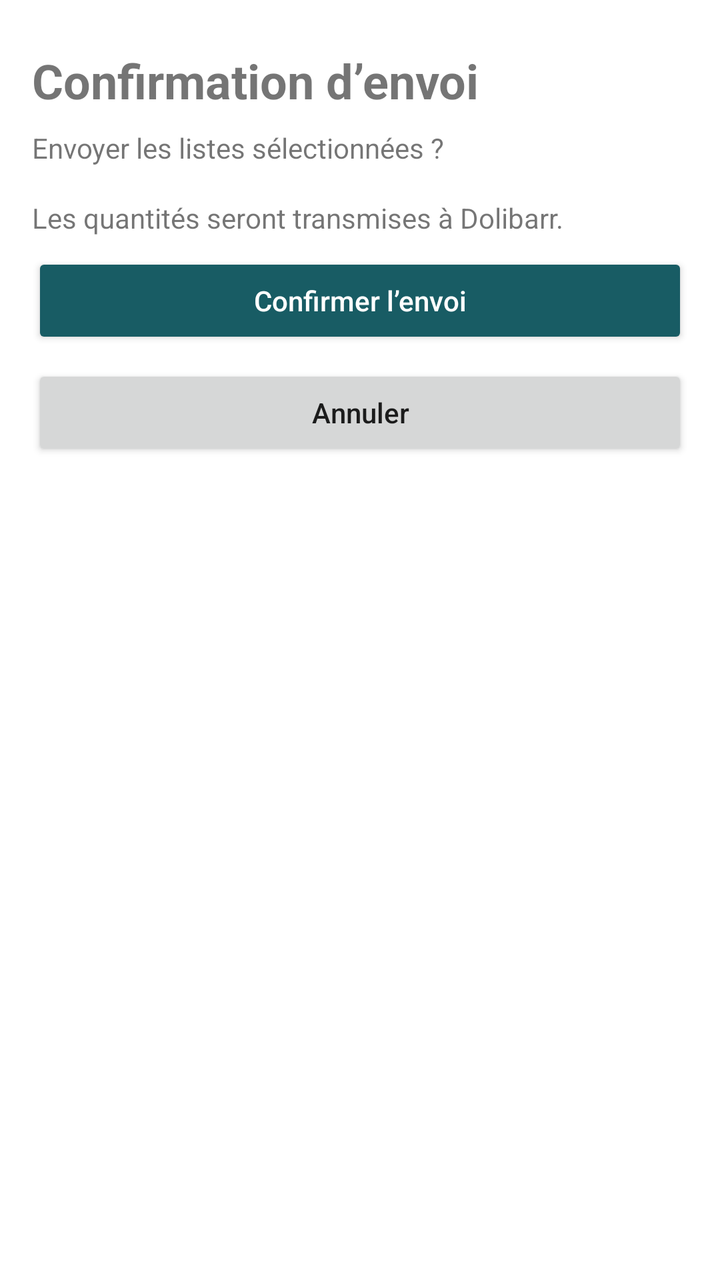
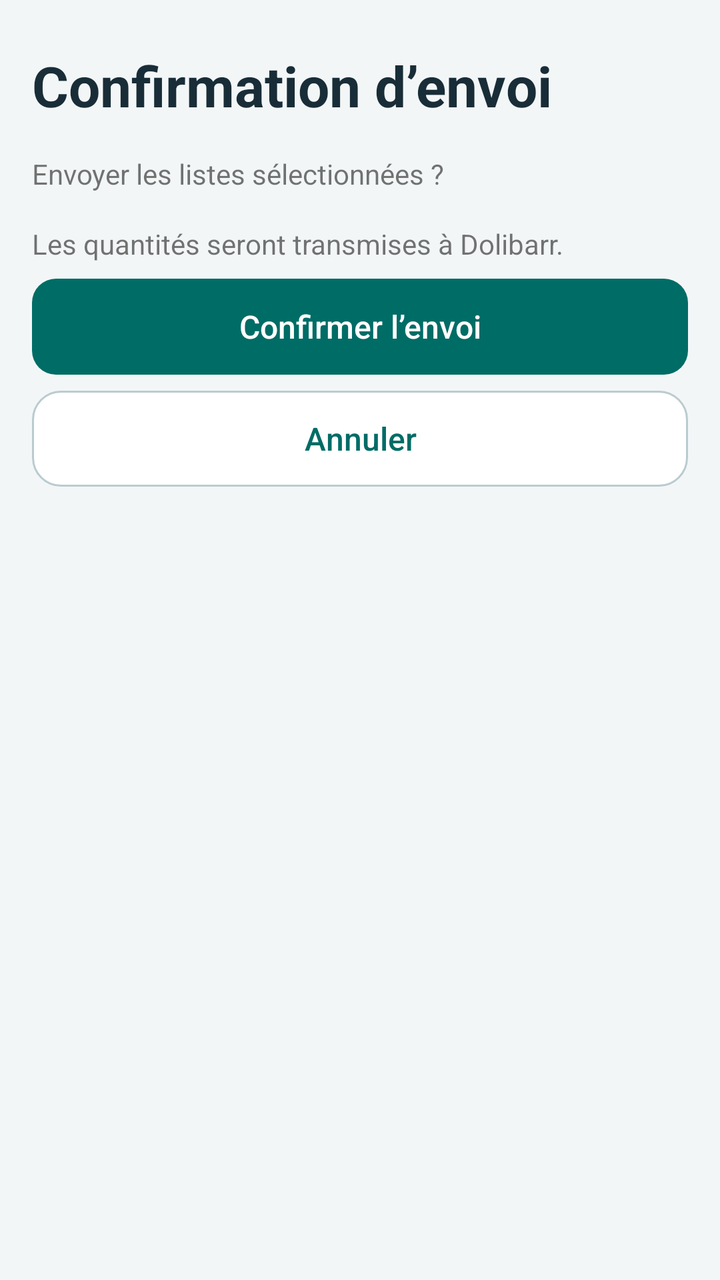

Compare the two renders of this Android layout. The source of the first and the diff that turns it into the second are given below.
<!-- AndroidManifest.xml: application theme AppTheme -->
<!-- res/layout/fragment_confirmation.xml -->
<ScrollView
    xmlns:android="http://schemas.android.com/apk/res/android"
    android:layout_width="match_parent"
    android:layout_height="match_parent"
    android:background="@android:color/white">
    <LinearLayout
        android:padding="16dp"
        android:layout_width="match_parent"
        android:layout_height="wrap_content"
        android:orientation="vertical">
        <TextView
            android:id="@+id/confirm_title"
            android:layout_width="match_parent"
            android:layout_height="wrap_content"
            android:layout_marginTop="8dp"
            android:text="@string/confirm_title"
            android:textStyle="bold"
            android:textSize="24sp" />
        <TextView
            android:id="@+id/confirm_question"
            android:layout_width="match_parent"
            android:layout_height="wrap_content"
            android:layout_marginTop="8dp"
            android:text="@string/confirm_question" />
        <LinearLayout
            android:id="@+id/selected_lists"
            android:layout_width="match_parent"
            android:layout_height="wrap_content"
            android:layout_marginTop="8dp"
            android:orientation="vertical" />
        <TextView
            android:id="@+id/confirm_note"
            android:layout_width="match_parent"
            android:layout_height="wrap_content"
            android:layout_marginTop="8dp"
            android:text="@string/confirm_note" />
        <Button
            android:id="@+id/confirm_send"
            android:layout_width="match_parent"
            android:layout_height="wrap_content"
            android:layout_marginTop="8dp"
            android:text="@string/confirm_send"
            android:minHeight="48dp"
            android:textAllCaps="false"
            android:backgroundTint="@color/accent"
            android:textColor="@android:color/white" />
        <Button
            android:id="@+id/cancel_send"
            android:layout_width="match_parent"
            android:layout_height="wrap_content"
            android:layout_marginTop="8dp"
            android:text="@string/cancel_send"
            android:minHeight="48dp"
            android:textAllCaps="false" />
    </LinearLayout>
</ScrollView>
<!-- resources referenced by this layout -->
<resources>
  <color name="accent">#185C64</color>
  <style name="AppTheme" parent="android:style/Theme.Material.Light.NoActionBar">
          <item name="android:colorAccent">@color/accent</item>
          <item name="android:windowBackground">@android:color/white</item>
      </style>
  <!-- unchanged entries left out for length: 5 -->
</resources>

<!-- the commit's change to res/layout/fragment_confirmation.xml (unified diff, before → after) -->
@@ -2,20 +2,19 @@
     xmlns:android="http://schemas.android.com/apk/res/android"
     android:layout_width="match_parent"
     android:layout_height="match_parent"
-    android:background="@android:color/white">
+    android:background="@color/canvas">
     <LinearLayout
         android:padding="16dp"
         android:layout_width="match_parent"
         android:layout_height="wrap_content"
         android:orientation="vertical">
         <TextView
+            style="@style/ScreenTitle"
             android:id="@+id/confirm_title"
             android:layout_width="match_parent"
             android:layout_height="wrap_content"
             android:layout_marginTop="8dp"
-            android:text="@string/confirm_title"
-            android:textStyle="bold"
-            android:textSize="24sp" />
+            android:text="@string/confirm_title" />
         <TextView
             android:id="@+id/confirm_question"
             android:layout_width="match_parent"
@@ -35,15 +34,14 @@
             android:layout_marginTop="8dp"
             android:text="@string/confirm_note" />
         <Button
+            style="@style/StockPrimary"
             android:id="@+id/confirm_send"
             android:layout_width="match_parent"
             android:layout_height="wrap_content"
             android:layout_marginTop="8dp"
             android:text="@string/confirm_send"
             android:minHeight="48dp"
-            android:textAllCaps="false"
-            android:backgroundTint="@color/accent"
-            android:textColor="@android:color/white" />
+            android:textAllCaps="false" />
         <Button
             android:id="@+id/cancel_send"
             android:layout_width="match_parent"
<!-- resource entries referenced after the edit -->
@@ -1,10 +1,122 @@
 <!-- resources referenced by this layout -->
 <resources>
-  <color name="accent">#185C64</color>
+  <color name="canvas">#F3F6F7</color>
+  <style name="ScreenTitle">
+          <item name="android:textSize">28sp</item>
+          <item name="android:textColor">@color/ink</item>
+          <item name="android:textStyle">bold</item>
+          <item name="android:layout_marginBottom">8dp</item>
+      </style>
+  <style name="StockPrimary" parent="StockButton">
+          <item name="android:background">@drawable/action_primary</item>
+          <item name="android:textColor">@color/action_primary</item>
+      </style>
+  <color name="accent">#006C66</color>
+  <style name="StockInput" parent="android:style/Widget.Material.EditText">
+          <item name="android:background">@drawable/login_field</item>
+          <item name="android:backgroundTint">@null</item>
+          <item name="android:textColor">@color/ink</item>
+          <item name="android:textColorHint">@color/muted</item>
+          <item name="android:padding">12dp</item>
+          <item name="android:minHeight">50dp</item>
+          <item name="android:textSize">16sp</item>
+      </style>
+  <color name="muted">#49616C</color>
+  <color name="header_surface">#143541</color>
+  <!-- drawable action_secondary (drawable) -->
+  <ripple xmlns:android="http://schemas.android.com/apk/res/android" android:color="?android:attr/colorControlHighlight">
+      <item>
+          <selector>
+              <item android:state_enabled="false" android:drawable="@drawable/disabled_fill" />
+              <item android:state_focused="true" android:drawable="@drawable/action_focus_secondary" />
+              <item android:drawable="@drawable/surface_card" />
+          </selector>
+      </item>
+  </ripple>
+  <!-- drawable disabled_fill (drawable) -->
+  <shape xmlns:android="http://schemas.android.com/apk/res/android">
+      <solid android:color="@color/disabled_surface" />
+      <corners android:radius="12dp" />
+  </shape>
+  <!-- drawable action_focus_primary (drawable) -->
+  <shape xmlns:android="http://schemas.android.com/apk/res/android">
+      <solid android:color="@color/accent" />
+      <corners android:radius="12dp" />
+      <stroke android:width="2dp" android:color="@color/ink" />
+  </shape>
+  <!-- drawable accent_fill (drawable) -->
+  <shape xmlns:android="http://schemas.android.com/apk/res/android">
+      <solid android:color="@color/accent" />
+      <corners android:radius="12dp" />
+  </shape>
+  <!-- drawable login_field (drawable) -->
+  <selector xmlns:android="http://schemas.android.com/apk/res/android">
+      <item android:state_focused="true">
+          <shape>
+              <solid android:color="@android:color/white" />
+              <stroke android:width="2dp" android:color="@color/accent" />
+              <corners android:radius="10dp" />
+          </shape>
+      </item>
+      <item>
+          <shape>
+              <solid android:color="@android:color/white" />
+              <stroke android:width="1dp" android:color="@color/outline" />
+              <corners android:radius="10dp" />
+          </shape>
+      </item>
+  </selector>
+  <!-- drawable action_focus_secondary (drawable) -->
+  <shape xmlns:android="http://schemas.android.com/apk/res/android">
+      <solid android:color="@color/soft" />
+      <corners android:radius="12dp" />
+      <stroke android:width="2dp" android:color="@color/ink" />
+  </shape>
+  <!-- drawable surface_card (drawable) -->
+  <shape xmlns:android="http://schemas.android.com/apk/res/android">
+      <solid android:color="@android:color/white" />
+      <corners android:radius="14dp" />
+      <stroke android:width="1dp" android:color="@color/outline" />
+  </shape>
+  <color name="disabled_surface">#E0E7E9</color>
+  <color name="outline">#BACBD0</color>
+  <color name="soft">#E1F4EF</color>
   <style name="AppTheme" parent="android:style/Theme.Material.Light.NoActionBar">
           <item name="android:colorAccent">@color/accent</item>
-          <item name="android:windowBackground">@android:color/white</item>
+          <item name="android:windowBackground">@color/canvas</item>
+          <item name="android:buttonStyle">@style/StockButton</item>
+          <item name="android:editTextStyle">@style/StockInput</item>
+          <item name="android:textColorPrimary">@color/ink</item>
+          <item name="android:textColorSecondary">@color/muted</item>
+          <item name="android:statusBarColor">@color/header_surface</item>
+          <item name="android:navigationBarColor">@color/header_surface</item>
       </style>
+  <color name="ink">#182D37</color>
+  <style name="StockButton" parent="android:style/Widget.Material.Button">
+          <item name="android:background">@drawable/action_secondary</item>
+          <item name="android:backgroundTint">@null</item>
+          <item name="android:stateListAnimator">@null</item>
+          <item name="android:textColor">@color/action_secondary</item>
+          <item name="android:textAllCaps">false</item>
+          <item name="android:letterSpacing">0</item>
+          <item name="android:fontFamily">sans-serif-medium</item>
+          <item name="android:textSize">16sp</item>
+          <item name="android:minHeight">50dp</item>
+          <item name="android:paddingStart">16dp</item>
+          <item name="android:paddingEnd">16dp</item>
+          <item name="android:paddingTop">10dp</item>
+          <item name="android:paddingBottom">10dp</item>
+      </style>
+  <!-- drawable action_primary (drawable) -->
+  <ripple xmlns:android="http://schemas.android.com/apk/res/android" android:color="?android:attr/colorControlHighlight">
+      <item>
+          <selector>
+              <item android:state_enabled="false" android:drawable="@drawable/disabled_fill" />
+              <item android:state_focused="true" android:drawable="@drawable/action_focus_primary" />
+              <item android:drawable="@drawable/accent_fill" />
+          </selector>
+      </item>
+  </ripple>
   <!-- unchanged entries left out for length: 5 -->
 </resources>
 
